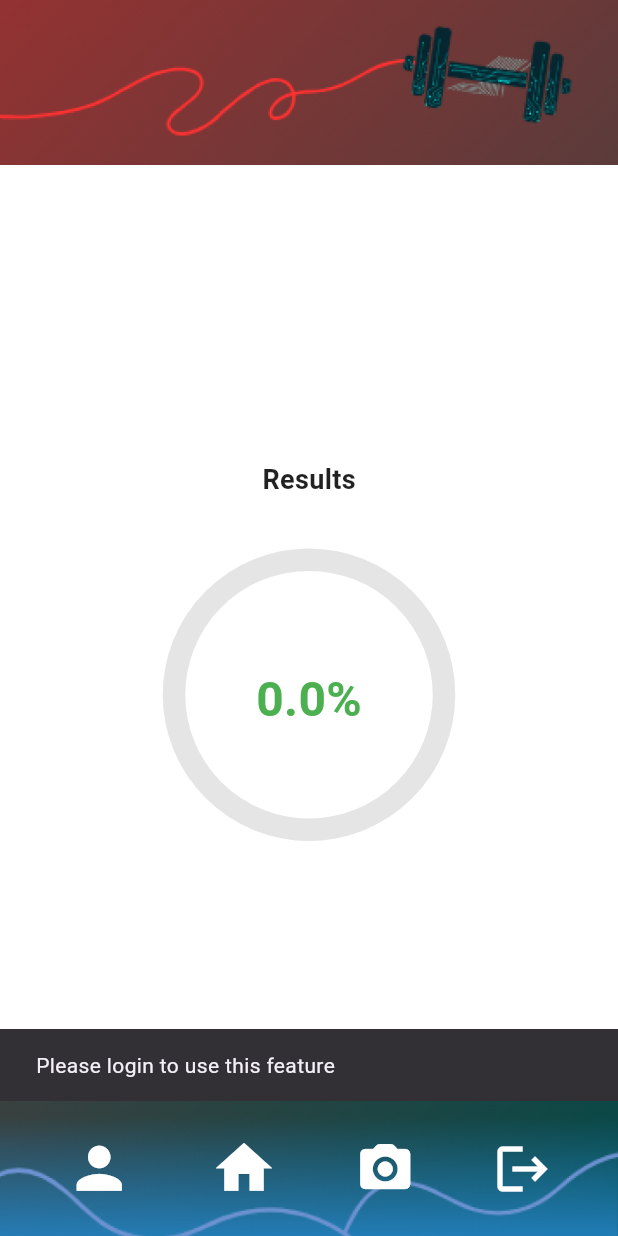
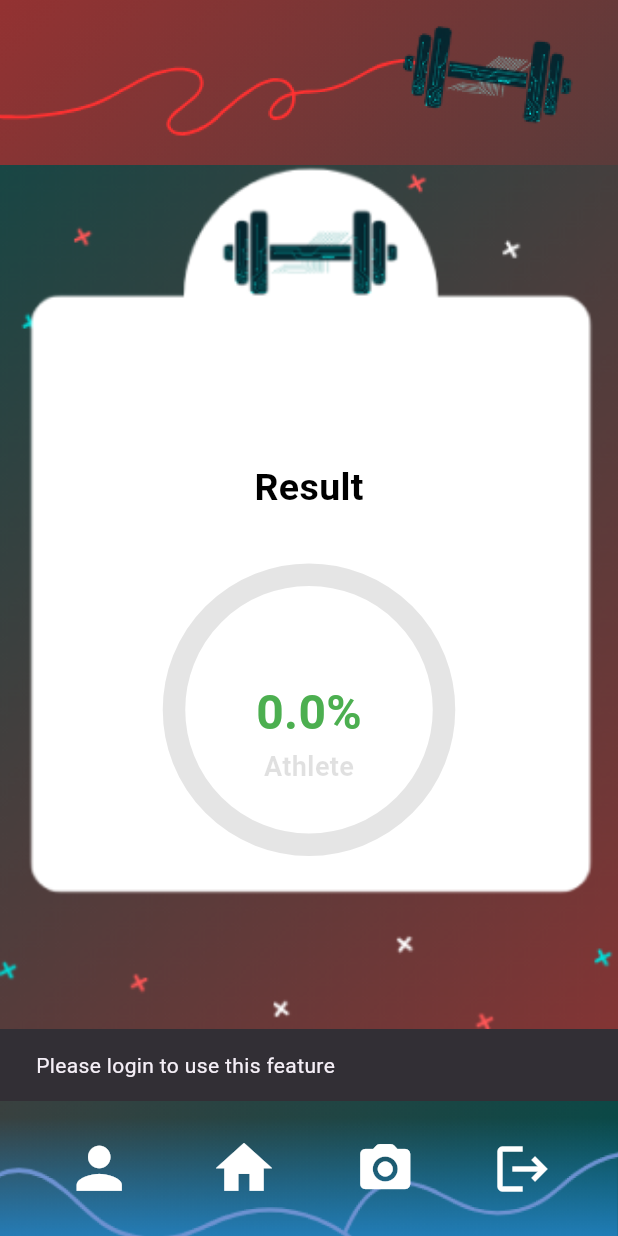
Before and after one commit to Reham-Fagih/My-Trainer, a Flutter app: the ResultsPage screen opened directly with empty values, item 3 of the bottom bar chosen, on a phone screen of 412 x 824 dp. Run offline on Flutter 3.47's test engine with Material 3 defaults, Android fonts, the phone set to English and light mode, and no system bars; our stand-ins replace flutter_dotenv, image_picker, shared_preferences; accounts and stored records are empty; network calls fail.

Commit message:
style: enhance UI/UX
refactor: remove unused components

```diff
--- a/lib/views/home.dart
+++ b/lib/views/home.dart
@@ -33,8 +33,8 @@ class HomePage extends StatelessWidget {
                 height: MediaQuery.of(context).size.height * 0.5,
                 child: GridView.count(
                   crossAxisCount: 2,
-                  crossAxisSpacing: 20,
-                  mainAxisSpacing: 20,
+                  crossAxisSpacing: 1,
+                  mainAxisSpacing: 5,
                   physics: NeverScrollableScrollPhysics(),
                   children: [
                     buildMenuItem(
--- a/lib/views/nutrition_plan.dart
+++ b/lib/views/nutrition_plan.dart
@@ -450,7 +450,7 @@ class _NutritionPlanPageState extends State<NutritionPlanPage> {
                   }).toList(),
                 ),
         ),
-
+/* No need
         Padding(
           padding: const EdgeInsets.only(bottom: 8.0),
           child: IconButton(
@@ -462,7 +462,7 @@ class _NutritionPlanPageState extends State<NutritionPlanPage> {
               );
             },
           ),
-        ),
+        ),*/
       ],
     );
   }
--- a/lib/views/profile.dart
+++ b/lib/views/profile.dart
@@ -42,7 +42,7 @@ class _ProfilePageState extends State<ProfilePage> {
       fetchUserData();
     } else {
       setState(() => isLoading = false);
-      print("⚠️ لم يتم العثور على بيانات المستخدم في SharedPreferences");
+      print("  SharedPreferences: user not found");
     }
   }
 
--- a/lib/views/results.dart
+++ b/lib/views/results.dart
@@ -78,21 +78,31 @@ class _ResultsPageState extends State<ResultsPage>
   }
 
   String _getResultCategory() {
-    if (widget.bodyFatPercentage < 15) return "ممتاز";
-    if (widget.bodyFatPercentage < 25) return "صحي";
-    if (widget.bodyFatPercentage < 30) return "متوسط";
-    return "يحتاج تحسين";
+    if (widget.bodyFatPercentage < 14) return "Athlete";
+    if (widget.bodyFatPercentage < 18) return "Fitness";
+    if (widget.bodyFatPercentage < 25) return "Average";
+    return "Obese";
   }
 
   @override
   Widget build(BuildContext context) {
     return Scaffold(
       bottomNavigationBar: const AppFooter(),
-      body: Container(
-        color: Colors.white,
-        child: Column(
+
+      body: Stack(
         children: [
-            // Top header image for visual consistency
+          // Background image
+          Positioned.fill(
+            child: Image.asset(
+              "assets/images/resultBack.png",
+              fit: BoxFit.cover,
+            ),
+          ),
+
+          //  Main content on top
+          Column(
+            children: [
+              // Top header image
               Container(
                 height: 180,
                 decoration: const BoxDecoration(
@@ -118,9 +128,11 @@ class _ResultsPageState extends State<ResultsPage>
               ),
             ],
           ),
+        ],
       ),
     );
   }
+
 
   Widget _buildHeader() {
     return Container(
@@ -164,10 +176,10 @@ class _ResultsPageState extends State<ResultsPage>
       children: [
         SizedBox(height: MediaQuery.of(context).size.height * 0.13),
         const Text(
-          'Results',
+          'Result',
           style: TextStyle(
-            color: Colors.black87,
-            fontSize: 18,
+            color: Colors.black,
+            fontSize: 25,
             fontWeight: FontWeight.w600,
           ),
         ),
@@ -211,9 +223,9 @@ class _ResultsPageState extends State<ResultsPage>
                         Text(
                           _getResultCategory(),
                           style: const TextStyle(
-                            color: Colors.white,
-                            fontSize: 16,
-                            fontWeight: FontWeight.w500,
+                            color: Colors.black12,
+                            fontSize: 18,
+                            fontWeight: FontWeight.bold,
                           ),
                         ),
                       ],
```
Also changed, not shown: lib/services/forget_password.dart (deleted, +0 -85 lines), lib/services/home.dart (+1 -44 lines), lib/views/log_in.dart (+4 -18 lines), lib/views/welcome.dart (+11 -7 lines), lib/views/workout_duration.dart (+32 -3 lines), lib/views/workout_plan.dart (+19 -15 lines), assets/images/Leaderboard.png, assets/images/Nutrition.png, assets/images/Points.png, assets/images/Workout.png, assets/images/resultBack.png (added), assets/images/workoutBack.png (added). Lines whose indentation alone changed are shown as unchanged.
